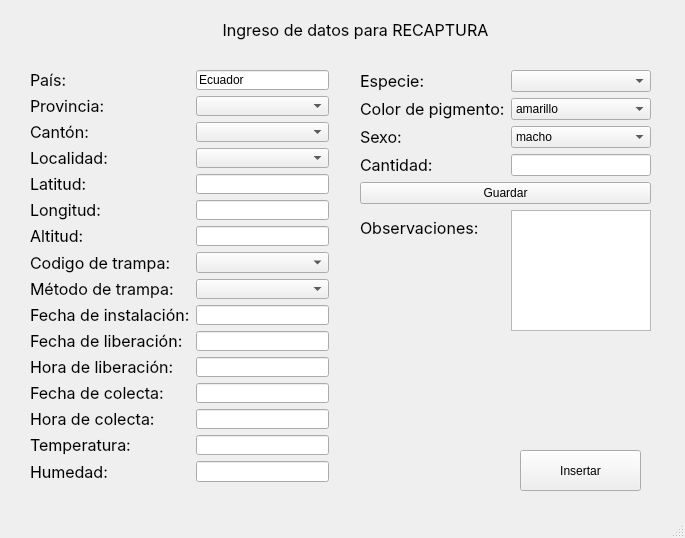
Old version of the form recaptura.ui in the repository leoponce82/Recapture_db_input.
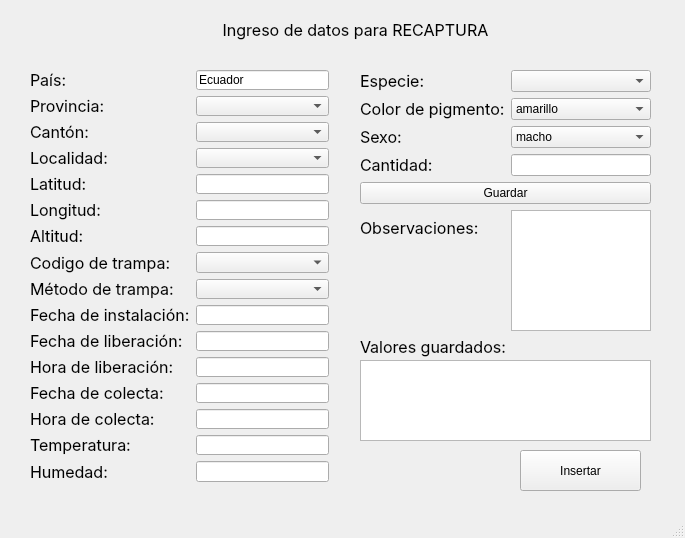
New version of the form.

Commit message: modified:   __pycache__/recaptura_code.cpython-310.pyc 	modified:   recaptura.ui 	modified:   recaptura_code.py 	modified:   recapture.db 	modified:   recapture.py

```diff
--- a/recaptura.ui
+++ b/recaptura.ui
@@ -51,7 +51,7 @@
      <set>Qt::AlignCenter</set>
     </property>
    </widget>
-   <widget class="QWidget" name="">
+   <widget class="QWidget" name="layoutWidget">
     <property name="geometry">
      <rect>
       <x>30</x>
@@ -390,7 +390,7 @@
      </item>
     </layout>
    </widget>
-   <widget class="QWidget" name="">
+   <widget class="QWidget" name="layoutWidget">
     <property name="geometry">
      <rect>
       <x>360</x>
@@ -530,6 +530,43 @@
      </item>
     </layout>
    </widget>
+   <widget class="QTextEdit" name="textEdit_summary">
+    <property name="enabled">
+     <bool>true</bool>
+    </property>
+    <property name="geometry">
+     <rect>
+      <x>360</x>
+      <y>360</y>
+      <width>291</width>
+      <height>81</height>
+     </rect>
+    </property>
+    <property name="readOnly">
+     <bool>true</bool>
+    </property>
+   </widget>
+   <widget class="QLabel" name="label_23">
+    <property name="geometry">
+     <rect>
+      <x>360</x>
+      <y>330</y>
+      <width>161</width>
+      <height>33</height>
+     </rect>
+    </property>
+    <property name="font">
+     <font>
+      <family>Inter</family>
+      <pointsize>12</pointsize>
+      <weight>50</weight>
+      <bold>false</bold>
+     </font>
+    </property>
+    <property name="text">
+     <string>Valores guardados:</string>
+    </property>
+   </widget>
   </widget>
   <widget class="QMenuBar" name="menubar">
    <property name="geometry">
```
The commit also changes 4 other files.
